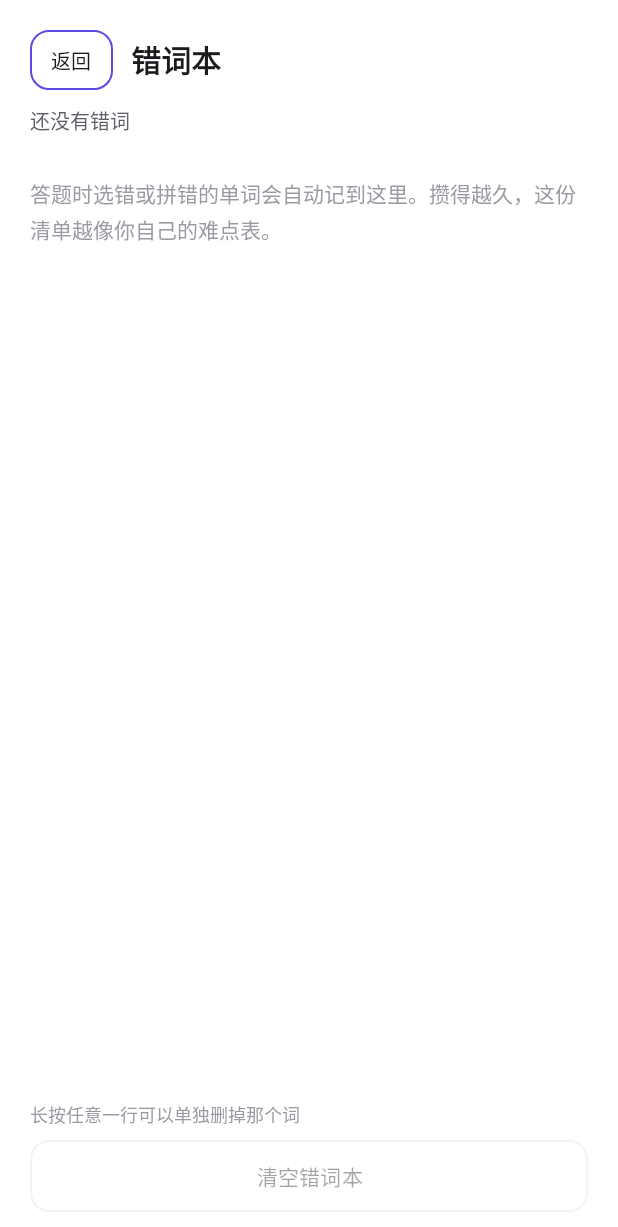
After one commit to wgb730/SpellLock-android, an Android app: the WrongBookActivity screen opened directly, with no data from a screen before it, on a phone screen of 412 x 824 dp. The commit adds this screen. Shown: the top 1227 px of the screen. Run offline under Robolectric (Android 15) with nearby library versions, the phone set to English and light mode, and no system bars.

Commit message:
feat: wrong book records every missed word, ranked by mistake count (v1.3.0)
- WrongBook.kt: JSON store at files/wrong_book.json, short keys w/m/p/k/b/c/t,
  per-word counter + last-wrong timestamp, atomic write via .tmp + rename,
  corrupt file degrades to empty list
- WrongBookActivity.kt: list ranked by count desc, then last-wrong desc, then word;
  count badge turns red from 3 mistakes; long press removes one word,
  bottom button clears all after confirmation
- SpellCheckActivity: record mistakes on wrong option choice and on spelling failure,
  refresh main page counter
- fix item_wrong_word.xml: wrongMnemonic/wrongPhonetic default to gone and were
  never switched back to VISIBLE, so mnemonic and phonetic never showed
- versionCode 5 / versionName 1.3.0

```diff
--- a/app/build.gradle.kts
+++ b/app/build.gradle.kts
@@ -11,8 +11,8 @@ android {
         applicationId = "com.detox.spelllock"
         minSdk = 26
         targetSdk = 34
-        versionCode = 4
-        versionName = "1.2.0"
+        versionCode = 5
+        versionName = "1.3.0"
     }
 
     buildTypes {
--- a/app/src/main/AndroidManifest.xml
+++ b/app/src/main/AndroidManifest.xml
@@ -61,6 +61,12 @@
             android:exported="false"
             android:label="选择要拦截的应用" />
 
+        <!-- 错词本：主页入口，只在本应用内打开 -->
+        <activity
+            android:name=".WrongBookActivity"
+            android:exported="false"
+            android:label="@string/wrong_title" />
+
         <!--
             验证页：
             - exported=false：只能由本 App 内部启动
--- /dev/null
+++ b/app/src/main/java/com/detox/spelllock/WrongBookActivity.kt
@@ -0,0 +1,141 @@
+package com.detox.spelllock
+
+import android.os.Bundle
+import android.view.View
+import android.widget.Button
+import android.widget.LinearLayout
+import android.widget.TextView
+import androidx.appcompat.app.AlertDialog
+import androidx.appcompat.app.AppCompatActivity
+import androidx.core.content.ContextCompat
+import java.text.SimpleDateFormat
+import java.util.Date
+import java.util.Locale
+
+/**
+ * 错词本页面：把答错过的单词列出来，按答错次数降序（同次数按最近答错时间降序）。
+ *
+ * 交互：
+ * - 长按某一行 → 单独删掉这个词
+ * - 底部「清空错词本」→ 二次确认后全清
+ * - 进入/返回本页都会重新读文件，所以在验证页答完题回来就能看到最新记录
+ */
+class WrongBookActivity : AppCompatActivity() {
+
+    private lateinit var summaryText: TextView
+    private lateinit var emptyText: TextView
+    private lateinit var listContainer: LinearLayout
+    private lateinit var btnClear: Button
+
+    private val timeFormat = SimpleDateFormat("MM-dd HH:mm", Locale.getDefault())
+
+    override fun onCreate(savedInstanceState: Bundle?) {
+        super.onCreate(savedInstanceState)
+        setContentView(R.layout.activity_wrong_book)
+
+        summaryText = findViewById(R.id.wrongSummary)
+        emptyText = findViewById(R.id.wrongEmpty)
+        listContainer = findViewById(R.id.wrongList)
+        btnClear = findViewById(R.id.btnWrongClear)
+
+        findViewById<View>(R.id.btnWrongBack).setOnClickListener { finish() }
+        btnClear.setOnClickListener { confirmClear() }
+
+        render()
+    }
+
+    override fun onResume() {
+        super.onResume()
+        render()
+    }
+
+    private fun render() {
+        val words = WrongBook.all(this)
+        summaryText.text = if (words.isEmpty()) {
+            getString(R.string.wrong_summary_empty)
+        } else {
+            getString(R.string.wrong_summary, words.size)
+        }
+        emptyText.visibility = if (words.isEmpty()) View.VISIBLE else View.GONE
+        btnClear.isEnabled = words.isNotEmpty()
+        btnClear.alpha = if (words.isNotEmpty()) 1f else 0.4f
+
+        listContainer.removeAllViews()
+        words.forEachIndexed { index, entry ->
+            listContainer.addView(buildRow(index + 1, entry))
+        }
+    }
+
+    private fun buildRow(rank: Int, entry: WrongWord): View {
+        val row = layoutInflater.inflate(R.layout.item_wrong_word, listContainer, false)
+        row.findViewById<TextView>(R.id.wrongRank).text = "#" + rank
+
+        val wordText = row.findViewById<TextView>(R.id.wrongWord)
+        wordText.text = entry.word
+
+        val phoneticText = row.findViewById<TextView>(R.id.wrongPhonetic)
+        if (entry.phonetic.isBlank()) {
+            phoneticText.visibility = View.GONE
+        } else {
+            phoneticText.text = entry.phonetic
+            phoneticText.visibility = View.VISIBLE
+        }
+
+        row.findViewById<TextView>(R.id.wrongMeaning).text = entry.meaning
+
+        val countText = row.findViewById<TextView>(R.id.wrongCount)
+        countText.text = getString(R.string.wrong_count_format, entry.count)
+        countText.setTextColor(
+            ContextCompat.getColor(
+                this,
+                if (entry.count >= 3) R.color.error_red else R.color.ok_green
+            )
+        )
+
+        val timeText = row.findViewById<TextView>(R.id.wrongTime)
+        timeText.text = if (entry.lastAt > 0L) {
+            getString(R.string.wrong_time_format, timeFormat.format(Date(entry.lastAt)))
+        } else {
+            ""
+        }
+
+        val mnemonicText = row.findViewById<TextView>(R.id.wrongMnemonic)
+        if (entry.mnemonic.isBlank()) {
+            mnemonicText.visibility = View.GONE
+        } else {
+            mnemonicText.text = getString(R.string.mnemonic_prefix) + entry.mnemonic
+            mnemonicText.visibility = View.VISIBLE
+        }
+
+        row.setOnLongClickListener {
+            confirmRemove(entry)
+            true
+        }
+        return row
+    }
+
+    private fun confirmRemove(entry: WrongWord) {
+        AlertDialog.Builder(this)
+            .setTitle(R.string.wrong_remove_title)
+            .setMessage(getString(R.string.wrong_remove_confirm, entry.word))
+            .setPositiveButton(R.string.wrong_remove_ok) { _, _ ->
+                WrongBook.remove(this, entry.word)
+                render()
+            }
+            .setNegativeButton(R.string.admin_cancel, null)
+            .show()
+    }
+
+    private fun confirmClear() {
+        if (WrongBook.size(this) == 0) return
+        AlertDialog.Builder(this)
+            .setTitle(R.string.wrong_clear)
+            .setMessage(R.string.wrong_clear_confirm)
+            .setPositiveButton(R.string.wrong_clear_ok) { _, _ ->
+                WrongBook.clear(this)
+                render()
+            }
+            .setNegativeButton(R.string.admin_cancel, null)
+            .show()
+    }
+}
--- /dev/null
+++ b/app/src/main/res/layout/activity_wrong_book.xml
@@ -0,0 +1,93 @@
+<?xml version="1.0" encoding="utf-8"?>
+<LinearLayout xmlns:android="http://schemas.android.com/apk/res/android"
+    android:layout_width="match_parent"
+    android:layout_height="match_parent"
+    android:background="@color/page_bg"
+    android:orientation="vertical"
+    android:paddingStart="20dp"
+    android:paddingTop="20dp"
+    android:paddingEnd="20dp"
+    android:paddingBottom="16dp">
+
+    <LinearLayout
+        android:layout_width="match_parent"
+        android:layout_height="wrap_content"
+        android:gravity="center_vertical"
+        android:orientation="horizontal">
+
+        <Button
+            android:id="@+id/btnWrongBack"
+            android:layout_width="wrap_content"
+            android:layout_height="40dp"
+            android:background="@drawable/bg_secondary_button"
+            android:minWidth="0dp"
+            android:paddingStart="14dp"
+            android:paddingEnd="14dp"
+            android:text="@string/wrong_back"
+            android:textAllCaps="false"
+            android:textColor="@color/text_primary"
+            android:textSize="13sp" />
+
+        <TextView
+            android:layout_width="0dp"
+            android:layout_height="wrap_content"
+            android:layout_marginStart="12dp"
+            android:layout_weight="1"
+            android:text="@string/wrong_title"
+            android:textColor="@color/text_primary"
+            android:textSize="20sp"
+            android:textStyle="bold" />
+    </LinearLayout>
+
+    <TextView
+        android:id="@+id/wrongSummary"
+        android:layout_width="match_parent"
+        android:layout_height="wrap_content"
+        android:layout_marginTop="10dp"
+        android:textColor="@color/text_secondary"
+        android:textSize="13sp" />
+
+    <TextView
+        android:id="@+id/wrongEmpty"
+        android:layout_width="match_parent"
+        android:layout_height="wrap_content"
+        android:layout_marginTop="28dp"
+        android:lineSpacingExtra="3dp"
+        android:text="@string/wrong_empty"
+        android:textColor="@color/text_hint"
+        android:textSize="14sp"
+        android:visibility="gone" />
+
+    <ScrollView
+        android:layout_width="match_parent"
+        android:layout_height="0dp"
+        android:layout_marginTop="6dp"
+        android:layout_weight="1"
+        android:clipToPadding="false"
+        android:paddingBottom="8dp">
+
+        <LinearLayout
+            android:id="@+id/wrongList"
+            android:layout_width="match_parent"
+            android:layout_height="wrap_content"
+            android:orientation="vertical" />
+    </ScrollView>
+
+    <TextView
+        android:layout_width="match_parent"
+        android:layout_height="wrap_content"
+        android:layout_marginTop="6dp"
+        android:text="@string/wrong_longpress_hint"
+        android:textColor="@color/text_hint"
+        android:textSize="12sp" />
+
+    <Button
+        android:id="@+id/btnWrongClear"
+        android:layout_width="match_parent"
+        android:layout_height="48dp"
+        android:layout_marginTop="8dp"
+        android:background="@drawable/bg_secondary_button"
+        android:text="@string/wrong_clear"
+        android:textAllCaps="false"
+        android:textColor="@color/text_primary" />
+</LinearLayout>
--- a/app/src/main/res/values/strings.xml
+++ b/app/src/main/res/values/strings.xml
@@ -75,4 +75,24 @@
     <string name="guard_notification_text">保持无障碍在线，目标 App 才会被拦；这条通知可以忽略。</string>
     <string name="guard_channel_name">后台守护</string>
     <string name="guard_channel_desc">常驻通知：让系统少杀进程，并在无障碍被关掉时提醒你。</string>
+
+    <!-- 错词本 -->
+    <string name="wrong_section">错词本</string>
+    <string name="wrong_home_hint">答题时选错或拼错的单词会自动记进来，按答错次数从多到少排列。</string>
+    <string name="wrong_button">查看错词本</string>
+    <string name="wrong_button_count">查看错词本（%1$d 个错词）</string>
+    <string name="wrong_title">错词本</string>
+    <string name="wrong_back">返回</string>
+    <string name="wrong_summary">共 %1$d 个错词 · 按答错次数从多到少排列，次数相同看最近答错时间</string>
+    <string name="wrong_summary_empty">还没有错词</string>
+    <string name="wrong_empty">答题时选错或拼错的单词会自动记到这里。攒得越久，这份清单越像你自己的难点表。</string>
+    <string name="wrong_count_format">错 %1$d 次</string>
+    <string name="wrong_time_format">最近 %1$s</string>
+    <string name="wrong_longpress_hint">长按任意一行可以单独删掉那个词</string>
+    <string name="wrong_clear">清空错词本</string>
+    <string name="wrong_clear_ok">清空</string>
+    <string name="wrong_clear_confirm">清空后所有记录都会消失，且无法恢复。确定清空吗？</string>
+    <string name="wrong_remove_title">移除这个错词</string>
+    <string name="wrong_remove_ok">移除</string>
+    <string name="wrong_remove_confirm">把「%1$s」从错词本里删掉？</string>
 </resources>
```
Also changed, not shown: app/src/main/java/com/detox/spelllock/MainActivity.kt (+18 -0 lines), app/src/main/java/com/detox/spelllock/SpellCheckActivity.kt (+24 -0 lines), app/src/main/java/com/detox/spelllock/WrongBook.kt (added, +155 -0 lines), app/src/main/res/layout/activity_main.xml (+27 -0 lines), app/src/main/res/layout/item_wrong_word.xml (added, +82 -0 lines), 2 other files.
